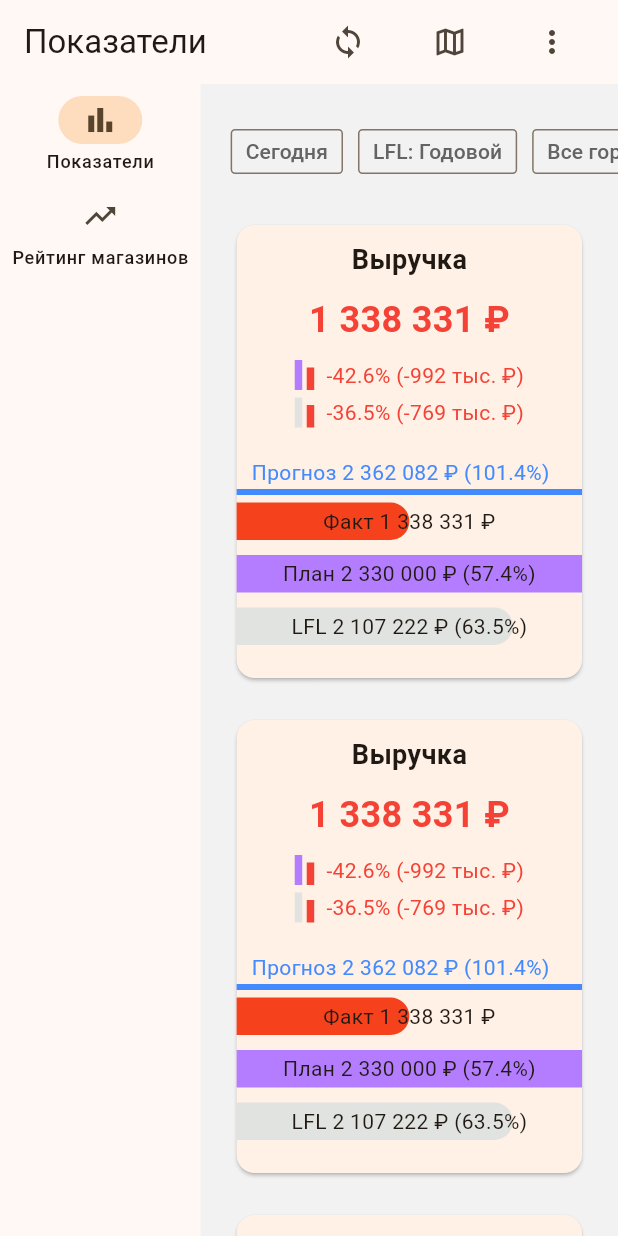
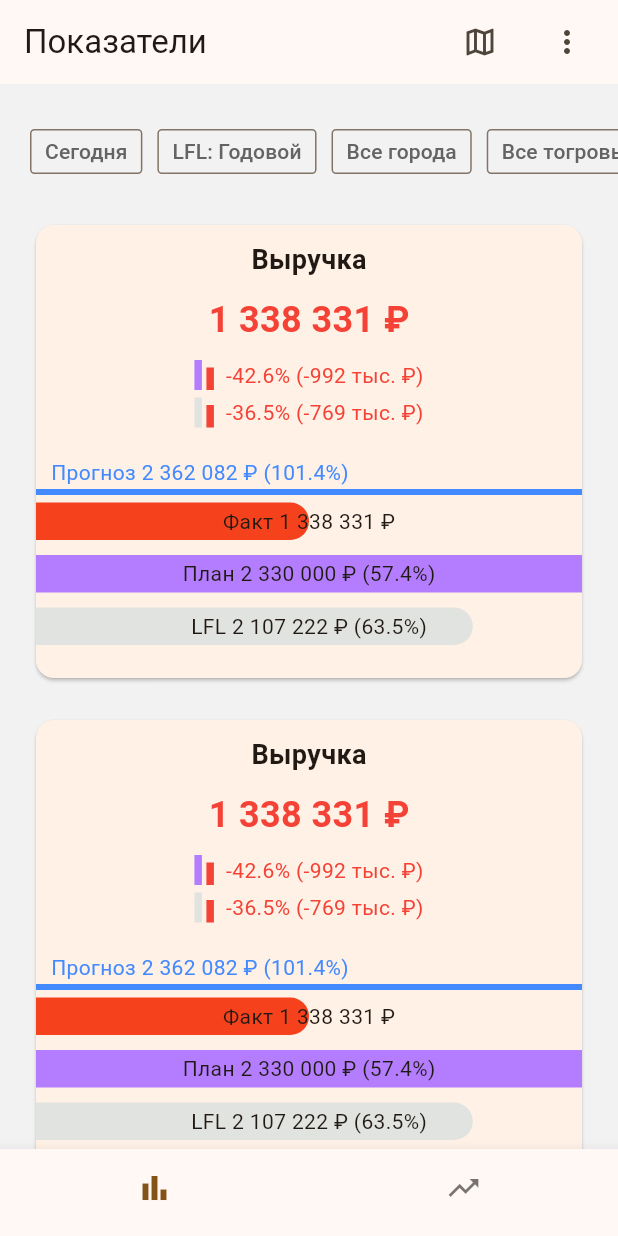
Before and after one commit to KirillBarabanshikov/dashboard, a Flutter app: the screen it shows after launch, on a phone screen of 412 x 824 dp. Run offline on Flutter 3.47's test engine with Material 3 defaults, Android fonts, the light colour scheme and no system bars; our stand-ins replace go_router.

Commit message:
added mobile layout

```diff
--- a/lib/app/layouts/base_layout.dart
+++ b/lib/app/layouts/base_layout.dart
@@ -16,10 +16,7 @@ class BaseLayout extends StatelessWidget {
   final Widget child;
   final String currentPath;
 
-  @override
-  Widget build(BuildContext context) {
-    final currentIndex = _navigationItems.indexWhere((item) => item.path == currentPath);
-
+  Widget _buildDesktopLayout(BuildContext context, int currentIndex) {
     return Scaffold(
       appBar: AppBar(
         title: Text(_navigationItems[currentIndex].label),
@@ -47,6 +44,49 @@ class BaseLayout extends StatelessWidget {
       ),
     );
   }
+
+  Widget _buildMobileLayout(BuildContext context, int currentIndex) {
+    return Scaffold(
+      appBar: AppBar(
+        title: Text(_navigationItems[currentIndex].label),
+        actions: [
+          IconButton(onPressed: () {}, icon: const Icon(Icons.map_outlined)),
+          const SizedBox(width: 10),
+          IconButton(onPressed: () {}, icon: const Icon(Icons.more_vert)),
+          const SizedBox(width: 10),
+        ],
+      ),
+      body: RefreshIndicator(
+        onRefresh: () async {
+          return Future.delayed(const Duration(seconds: 1));
+        },
+        child: child,
+      ),
+      bottomNavigationBar: BottomNavigationBar(
+        currentIndex: currentIndex,
+        showSelectedLabels: false,
+        showUnselectedLabels: false,
+        onTap: (index) => context.go(_navigationItems[index].path),
+        items: _navigationItems.map((item) {
+          return BottomNavigationBarItem(icon: item.icon, label: item.label);
+        }).toList(),
+      ),
+    );
+  }
+
+  @override
+  Widget build(BuildContext context) {
+    final currentIndex = _navigationItems.indexWhere((item) => item.path == currentPath);
+
+    return LayoutBuilder(
+      builder: (context, constraints) {
+        if (constraints.maxWidth > 768) {
+          return _buildDesktopLayout(context, currentIndex);
+        }
+        return _buildMobileLayout(context, currentIndex);
+      },
+    );
+  }
 }
 
 class _NavigationItem {
--- a/lib/main.dart
+++ b/lib/main.dart
@@ -1,7 +1,9 @@
 import 'package:flutter/material.dart';
+import 'package:flutter_web_plugins/url_strategy.dart';
 
 import 'app/app.dart';
 
 void main() {
+  usePathUrlStrategy();
   runApp(const App());
 }
```
Also changed, not shown: pubspec.yaml (+3 -70 lines), pubspec.lock.
